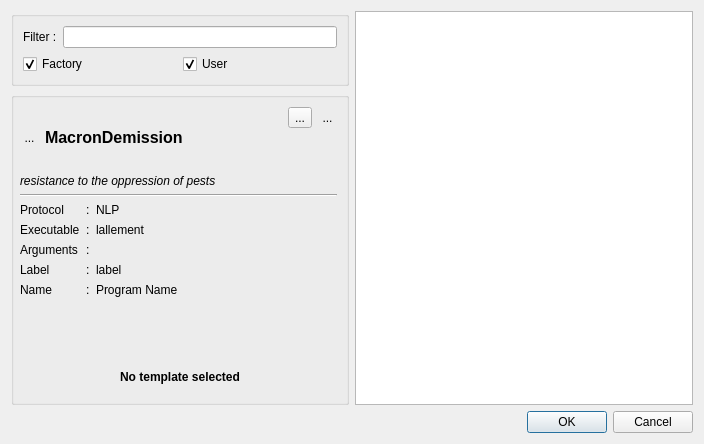
This is resources/ui/add_application.ui in Houston4444/RaySession as Qt 5 draws it before an edit. The edited form follows.
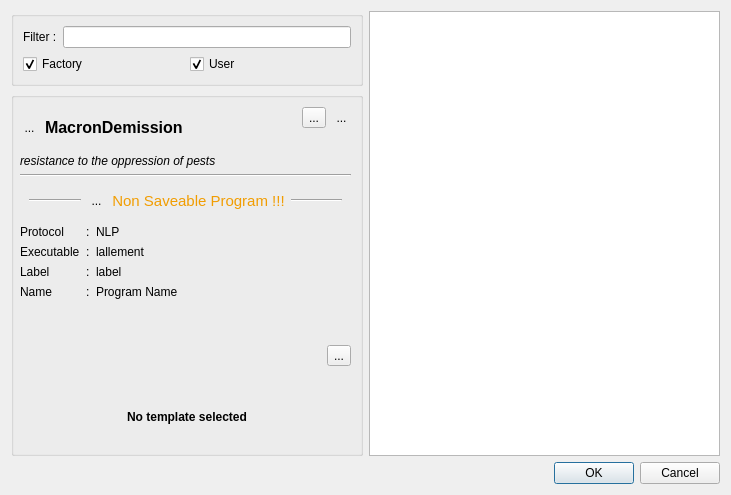
This is the edited form. Icons and pictures are not drawn. Custom widgets are drawn as their Qt base class.

Patch:
```diff
--- a/resources/ui/add_application.ui
+++ b/resources/ui/add_application.ui
@@ -9,8 +9,8 @@
    <rect>
     <x>0</x>
     <y>0</y>
-    <width>704</width>
-    <height>444</height>
+    <width>731</width>
+    <height>495</height>
    </rect>
   </property>
   <property name="windowTitle">
@@ -216,10 +216,13 @@
                    <property name="orientation">
                     <enum>Qt::Vertical</enum>
                    </property>
+                   <property name="sizeType">
+                    <enum>QSizePolicy::Maximum</enum>
+                   </property>
                    <property name="sizeHint" stdset="0">
                     <size>
                      <width>20</width>
-                     <height>40</height>
+                     <height>20</height>
                     </size>
                    </property>
                   </spacer>
@@ -250,6 +253,69 @@
                </property>
               </widget>
              </item>
+             <item>
+              <widget class="QWidget" name="widgetNonSaveable" native="true">
+               <layout class="QHBoxLayout" name="horizontalLayout_7">
+                <item>
+                 <widget class="Line" name="line_3">
+                  <property name="orientation">
+                   <enum>Qt::Horizontal</enum>
+                  </property>
+                 </widget>
+                </item>
+                <item>
+                 <widget class="QToolButton" name="toolButtonNoSave">
+                  <property name="styleSheet">
+                   <string notr="true">QToolButton{border:none}</string>
+                  </property>
+                  <property name="text">
+                   <string>...</string>
+                  </property>
+                  <property name="icon">
+                   <iconset resource="../resources.qrc">
+                    <normaloff>:/scalable/breeze/document-nosave.svg</normaloff>:/scalable/breeze/document-nosave.svg</iconset>
+                  </property>
+                  <property name="iconSize">
+                   <size>
+                    <width>32</width>
+                    <height>32</height>
+                   </size>
+                  </property>
+                 </widget>
+                </item>
+                <item>
+                 <widget class="QLabel" name="label_2">
+                  <property name="font">
+                   <font>
+                    <pointsize>11</pointsize>
+                    <weight>50</weight>
+                    <bold>false</bold>
+                    <underline>false</underline>
+                    <strikeout>false</strikeout>
+                    <kerning>true</kerning>
+                   </font>
+                  </property>
+                  <property name="styleSheet">
+                   <string notr="true">QLabel{color:#f19d02}</string>
+                  </property>
+                  <property name="text">
+                   <string>Non Saveable Program !!!</string>
+                  </property>
+                  <property name="alignment">
+                   <set>Qt::AlignCenter</set>
+                  </property>
+                 </widget>
+                </item>
+                <item>
+                 <widget class="Line" name="line_2">
+                  <property name="orientation">
+                   <enum>Qt::Horizontal</enum>
+                  </property>
+                 </widget>
+                </item>
+               </layout>
+              </widget>
+             </item>
              <item>
               <layout class="QGridLayout" name="gridLayoutInfos">
                <item row="3" column="1">
@@ -266,7 +332,7 @@
                 </widget>
                </item>
                <item row="3" column="0">
-                <widget class="QLabel" name="label_2">
+                <widget class="QLabel" name="labelProtocolTitle">
                  <property name="text">
                   <string>Protocol</string>
                  </property>
@@ -298,21 +364,21 @@
                  </property>
                 </widget>
                </item>
-               <item row="6" column="2" colspan="2">
+               <item row="5" column="2" colspan="2">
                 <widget class="QLabel" name="labelLabel">
                  <property name="text">
                   <string>label</string>
                  </property>
                 </widget>
                </item>
-               <item row="6" column="0">
+               <item row="5" column="0">
                 <widget class="QLabel" name="labelLabelTitle">
                  <property name="text">
                   <string>Label</string>
                  </property>
                 </widget>
                </item>
-               <item row="6" column="1">
+               <item row="5" column="1">
                 <widget class="QLabel" name="labelLabelColon">
                  <property name="sizePolicy">
                   <sizepolicy hsizetype="Fixed" vsizetype="Preferred">
@@ -339,45 +405,21 @@
                  </property>
                 </widget>
                </item>
-               <item row="5" column="1">
-                <widget class="QLabel" name="labelArgumentsColon">
-                 <property name="text">
-                  <string>:</string>
-                 </property>
-                </widget>
-               </item>
-               <item row="5" column="2" colspan="2">
-                <widget class="QLabel" name="labelArguments">
-                 <property name="text">
-                  <string/>
-                 </property>
-                 <property name="wordWrap">
-                  <bool>true</bool>
-                 </property>
-                </widget>
-               </item>
-               <item row="5" column="0">
-                <widget class="QLabel" name="labelArgumentsTitle">
-                 <property name="text">
-                  <string>Arguments</string>
-                 </property>
-                </widget>
-               </item>
-               <item row="7" column="0">
+               <item row="6" column="0">
                 <widget class="QLabel" name="labelNameTitle">
                  <property name="text">
                   <string>Name</string>
                  </property>
                 </widget>
                </item>
-               <item row="7" column="1">
+               <item row="6" column="1">
                 <widget class="QLabel" name="labelNameColon">
                  <property name="text">
                   <string>:</string>
                  </property>
                 </widget>
                </item>
-               <item row="7" column="2" colspan="2">
+               <item row="6" column="2" colspan="2">
                 <widget class="QLabel" name="labelName">
                  <property name="text">
                   <string>Program Name</string>
@@ -391,6 +433,9 @@
                <property name="orientation">
                 <enum>Qt::Vertical</enum>
                </property>
+               <property name="sizeType">
+                <enum>QSizePolicy::Expanding</enum>
+               </property>
                <property name="sizeHint" stdset="0">
                 <size>
                  <width>20</width>
@@ -399,6 +444,36 @@
                </property>
               </spacer>
              </item>
+             <item>
+              <layout class="QHBoxLayout" name="horizontalLayout_6">
+               <item>
+                <spacer name="horizontalSpacer_2">
+                 <property name="orientation">
+                  <enum>Qt::Horizontal</enum>
+                 </property>
+                 <property name="sizeHint" stdset="0">
+                  <size>
+                   <width>40</width>
+                   <height>20</height>
+                  </size>
+                 </property>
+                </spacer>
+               </item>
+               <item>
+                <widget class="QToolButton" name="toolButtonAdvanced">
+                 <property name="toolTip">
+                  <string>&lt;html&gt;&lt;head/&gt;&lt;body&gt;&lt;p&gt;Get more informations on this template.&lt;/p&gt;&lt;/body&gt;&lt;/html&gt;</string>
+                 </property>
+                 <property name="text">
+                  <string>...</string>
+                 </property>
+                 <property name="icon">
+                  <iconset theme="dialog-information"/>
+                 </property>
+                </widget>
+               </item>
+              </layout>
+             </item>
             </layout>
            </widget>
           </item>
```
Left out of the diff: 10 changed lines with no effect on the pictures.
